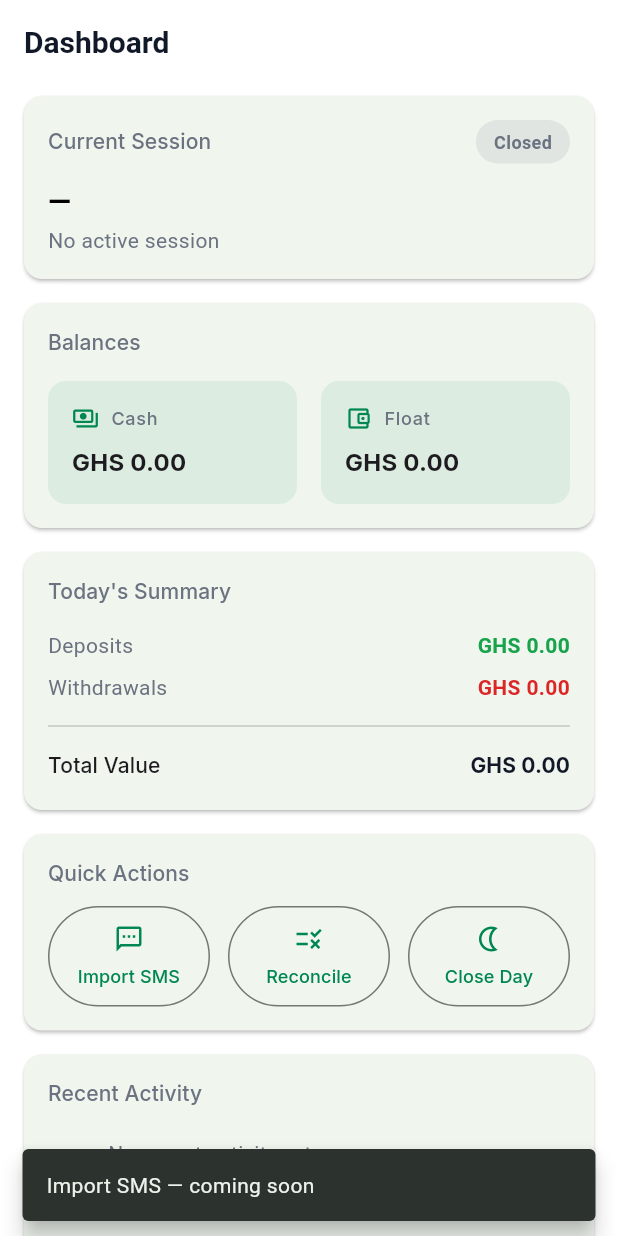
After one commit to Emmanuel-Darko/floatwise-mobile, a Flutter app: the DashboardScreen screen opened by its route, after a tap on "Import SMS", on a phone screen of 412 x 824 dp. The commit adds this screen. Run offline on Flutter 3.47's test engine with Material 3 defaults, Android fonts, the phone set to English and light mode, and no system bars; our stand-ins replace drift, flex_color_scheme, flutter_riverpod, flutter_secure_storage, gap, go_router and 3 more; accounts and stored records are empty; generated files the repository leaves out were written again.

Commit message:
feat(dashboard): scaffold dashboard layout and controller

```diff
--- a/lib/app/router/app_router.dart
+++ b/lib/app/router/app_router.dart
@@ -1,7 +1,7 @@
 import 'package:flutter_riverpod/flutter_riverpod.dart';
 import 'package:go_router/go_router.dart';
 
-import '../../features/dashboard/presentation/pages/dashboard_page.dart';
+import '../../features/dashboard/presentation/screens/dashboard_screen.dart';
 import '../../features/setup/presentation/screens/setup_wizard_screen.dart';
 import '../../features/welcome/presentation/pages/welcome_page.dart';
 import '../../features/settings/presentation/providers/app_config_repository_provider.dart';
@@ -33,7 +33,7 @@ final appRouterProvider = Provider<GoRouter>((ref) {
       ),
       GoRoute(
         path: '/dashboard',
-        builder: (context, state) => const DashboardPage(),
+        builder: (context, state) => const DashboardScreen(),
       ),
       GoRoute(
         path: '/setup',
--- /dev/null
+++ b/lib/features/dashboard/presentation/controllers/dashboard_controller.dart
@@ -0,0 +1,84 @@
+import 'package:flutter_riverpod/flutter_riverpod.dart';
+
+import '../../../branch/domain/entities/branch_entity.dart';
+import '../../../business/domain/entities/business_entity.dart';
+import '../../../daily_session/domain/entities/daily_session_entity.dart';
+import '../../../settings/presentation/providers/app_config_repository_provider.dart';
+import '../../../till/domain/entities/till_entity.dart';
+import '../../../branch/presentation/providers/branch_repository_provider.dart';
+import '../../../business/presentation/providers/business_repository_provider.dart';
+import '../../../daily_session/presentation/providers/daily_session_repository_provider.dart';
+import '../../../till/presentation/providers/till_repository_provider.dart';
+
+class DashboardState {
+  const DashboardState({
+    this.business,
+    this.branch,
+    this.till,
+    this.session,
+    this.deposits = 0,
+    this.withdrawals = 0,
+    this.totalValue = 0,
+  });
+
+  final BusinessEntity? business;
+  final BranchEntity? branch;
+  final TillEntity? till;
+  final DailySessionEntity? session;
+
+  final double deposits;
+  final double withdrawals;
+  final double totalValue;
+}
+
+class DashboardController extends AsyncNotifier<DashboardState> {
+  @override
+  Future<DashboardState> build() async {
+    final appConfigRepository =
+        await ref.watch(appConfigRepositoryProvider.future);
+    final config = await appConfigRepository.getConfig();
+
+    final businessId = config.currentBusinessId;
+    final branchId = config.currentBranchId;
+    final tillId = config.currentTillId;
+
+    BusinessEntity? business;
+    if (businessId != null) {
+      business = await ref.watch(businessRepositoryProvider).getById(businessId);
+    }
+
+    BranchEntity? branch;
+    if (business != null && branchId != null) {
+      final branches =
+          await ref.watch(branchRepositoryProvider).getBusinessBranches(
+                business.id,
+              );
+      for (final candidate in branches) {
+        if (candidate.id == branchId) {
+          branch = candidate;
+          break;
+        }
+      }
+    }
+
+    TillEntity? till;
+    if (tillId != null) {
+      till = await ref.watch(tillRepositoryProvider).getById(tillId);
+    }
+
+    DailySessionEntity? session;
+    if (till != null) {
+      session =
+          await ref.watch(dailySessionRepositoryProvider).getActiveSession(
+                till.id,
+              );
+    }
+
+    return DashboardState(
+      business: business,
+      branch: branch,
+      till: till,
+      session: session,
+    );
+  }
+}
--- a/lib/features/dashboard/presentation/pages/dashboard_page.dart
+++ /dev/null
@@ -1,15 +0,0 @@
-import 'package:flutter/material.dart';
-
-class DashboardPage extends StatelessWidget {
-  const DashboardPage({super.key});
-
-  @override
-  Widget build(BuildContext context) {
-    return Scaffold(
-      appBar: AppBar(title: const Text('Dashboard')),
-      body: const Center(
-        child: Text('Dashboard'),
-      ),
-    );
-  }
-}
--- /dev/null
+++ b/lib/features/dashboard/presentation/providers/dashboard_controller_provider.dart
@@ -0,0 +1,8 @@
+import 'package:flutter_riverpod/flutter_riverpod.dart';
+
+import '../controllers/dashboard_controller.dart';
+
+final dashboardControllerProvider =
+    AsyncNotifierProvider<DashboardController, DashboardState>(
+  DashboardController.new,
+);
--- /dev/null
+++ b/lib/features/dashboard/presentation/screens/dashboard_screen.dart
@@ -0,0 +1,61 @@
+import 'package:flutter/material.dart';
+import 'package:flutter_riverpod/flutter_riverpod.dart';
+
+import '../../../../app/theme/app_colors.dart';
+import '../providers/dashboard_controller_provider.dart';
+import '../widgets/balance_card.dart';
+import '../widgets/dashboard_app_bar.dart';
+import '../widgets/quick_actions_card.dart';
+import '../widgets/recent_activity_card.dart';
+import '../widgets/session_card.dart';
+import '../widgets/transaction_summary_card.dart';
+
+class DashboardScreen extends ConsumerWidget {
+  const DashboardScreen({super.key});
+
+  @override
+  Widget build(BuildContext context, WidgetRef ref) {
+    final dashboardAsync = ref.watch(dashboardControllerProvider);
+
+    return Scaffold(
+      appBar: const DashboardAppBar(),
+      body: SafeArea(
+        child: dashboardAsync.when(
+          loading: () => const Center(child: CircularProgressIndicator()),
+          error: (error, stackTrace) => const Center(
+            child: Text('Failed to load dashboard.'),
+          ),
+          data: (state) => SingleChildScrollView(
+            child: Column(
+              children: [
+                SessionCard(
+                  session: state.session,
+                  tillName: state.till?.name,
+                ),
+                BalanceCard(
+                  cash: state.session?.openingCash ?? 0,
+                  floatBalance: state.session?.openingFloat ?? 0,
+                ),
+                TransactionSummaryCard(
+                  deposits: state.deposits,
+                  withdrawals: state.withdrawals,
+                  totalValue: state.totalValue,
+                ),
+                const QuickActionsCard(),
+                const RecentActivityCard(),
+                const SizedBox(height: 24),
+                Text(
+                  'FloatWise',
+                  style: Theme.of(context).textTheme.bodySmall?.copyWith(
+                        color: AppColors.textSecondary,
+                      ),
+                ),
+                const SizedBox(height: 16),
+              ],
+            ),
+          ),
+        ),
+      ),
+    );
+  }
+}
--- /dev/null
+++ b/lib/features/dashboard/presentation/widgets/balance_card.dart
@@ -0,0 +1,106 @@
+import 'package:flutter/material.dart';
+
+import '../../../../app/theme/app_colors.dart';
+import '../../../../core/utils/formatters.dart';
+
+class BalanceCard extends StatelessWidget {
+  const BalanceCard({
+    super.key,
+    required this.cash,
+    required this.floatBalance,
+  });
+
+  final double cash;
+  final double floatBalance;
+
+  @override
+  Widget build(BuildContext context) {
+    final theme = Theme.of(context);
+
+    return Card(
+      margin: const EdgeInsets.symmetric(horizontal: 16, vertical: 8),
+      child: Padding(
+        padding: const EdgeInsets.all(16),
+        child: Column(
+          crossAxisAlignment: CrossAxisAlignment.start,
+          children: [
+            Text(
+              'Balances',
+              style: theme.textTheme.labelLarge?.copyWith(
+                color: AppColors.textSecondary,
+              ),
+            ),
+            const SizedBox(height: 16),
+            Row(
+              children: [
+                Expanded(
+                  child: _BalanceItem(
+                    label: 'Cash',
+                    amount: cash,
+                    icon: Icons.payments_outlined,
+                  ),
+                ),
+                const SizedBox(width: 16),
+                Expanded(
+                  child: _BalanceItem(
+                    label: 'Float',
+                    amount: floatBalance,
+                    icon: Icons.account_balance_wallet_outlined,
+                  ),
+                ),
+              ],
+            ),
+          ],
+        ),
+      ),
+    );
+  }
+}
+
+class _BalanceItem extends StatelessWidget {
+  const _BalanceItem({
+    required this.label,
+    required this.amount,
+    required this.icon,
+  });
+
+  final String label;
+  final double amount;
+  final IconData icon;
+
+  @override
+  Widget build(BuildContext context) {
+    final theme = Theme.of(context);
+    return Container(
+      padding: const EdgeInsets.all(16),
+      decoration: BoxDecoration(
+        color: AppColors.primary.withValues(alpha: 0.08),
+        borderRadius: BorderRadius.circular(12),
+      ),
+      child: Column(
+        crossAxisAlignment: CrossAxisAlignment.start,
+        children: [
+          Row(
+            children: [
+              Icon(icon, size: 18, color: AppColors.primary),
+              const SizedBox(width: 8),
+              Text(
+                label,
+                style: theme.textTheme.labelMedium?.copyWith(
+                  color: AppColors.textSecondary,
+                ),
+              ),
+            ],
+          ),
+          const SizedBox(height: 8),
+          Text(
+            Formatters.currency(amount),
+            style: theme.textTheme.titleMedium?.copyWith(
+              fontWeight: FontWeight.w700,
+            ),
+          ),
+        ],
+      ),
+    );
+  }
+}
--- /dev/null
+++ b/lib/features/dashboard/presentation/widgets/dashboard_app_bar.dart
@@ -0,0 +1,20 @@
+import 'package:flutter/material.dart';
+
+import '../../../../app/theme/app_colors.dart';
+
+class DashboardAppBar extends StatelessWidget implements PreferredSizeWidget {
+  const DashboardAppBar({super.key});
+
+  @override
+  Size get preferredSize => const Size.fromHeight(kToolbarHeight);
+
+  @override
+  Widget build(BuildContext context) {
+    return AppBar(
+      title: const Text('Dashboard'),
+      backgroundColor: AppColors.surface,
+      foregroundColor: AppColors.textPrimary,
+      elevation: 0,
+    );
+  }
+}
--- /dev/null
+++ b/lib/features/dashboard/presentation/widgets/quick_actions_card.dart
@@ -0,0 +1,103 @@
+import 'package:flutter/material.dart';
+
+import '../../../../app/theme/app_colors.dart';
+
+class QuickActionsCard extends StatelessWidget {
+  const QuickActionsCard({super.key});
+
+  void _showComingSoon(BuildContext context, String action) {
+    ScaffoldMessenger.of(context)
+      ..hideCurrentSnackBar()
+      ..showSnackBar(
+        SnackBar(
+          content: Text('$action — coming soon'),
+          behavior: SnackBarBehavior.floating,
+        ),
+      );
+  }
+
+  @override
+  Widget build(BuildContext context) {
+    final theme = Theme.of(context);
+
+    return Card(
+      margin: const EdgeInsets.symmetric(horizontal: 16, vertical: 8),
+      child: Padding(
+        padding: const EdgeInsets.all(16),
+        child: Column(
+          crossAxisAlignment: CrossAxisAlignment.start,
+          children: [
+            Text(
+              'Quick Actions',
+              style: theme.textTheme.labelLarge?.copyWith(
+                color: AppColors.textSecondary,
+              ),
+            ),
+            const SizedBox(height: 12),
+            Row(
+              children: [
+                Expanded(
+                  child: _ActionButton(
+                    icon: Icons.sms_outlined,
+                    label: 'Import SMS',
+                    onPressed: () => _showComingSoon(context, 'Import SMS'),
+                  ),
+                ),
+                const SizedBox(width: 12),
+                Expanded(
+                  child: _ActionButton(
+                    icon: Icons.rule_outlined,
+                    label: 'Reconcile',
+                    onPressed: () => _showComingSoon(context, 'Reconcile'),
+                  ),
+                ),
+                const SizedBox(width: 12),
+                Expanded(
+                  child: _ActionButton(
+                    icon: Icons.nightlight_outlined,
+                    label: 'Close Day',
+                    onPressed: () => _showComingSoon(context, 'Close Day'),
+                  ),
+                ),
+              ],
+            ),
+          ],
+        ),
+      ),
+    );
+  }
+}
+
+class _ActionButton extends StatelessWidget {
+  const _ActionButton({
+    required this.icon,
+    required this.label,
+    required this.onPressed,
+  });
+
+  final IconData icon;
+  final String label;
+  final VoidCallback onPressed;
+
+  @override
+  Widget build(BuildContext context) {
+    return OutlinedButton(
+      onPressed: onPressed,
+      style: OutlinedButton.styleFrom(
+        padding: const EdgeInsets.symmetric(vertical: 12),
+      ),
+      child: Column(
+        mainAxisSize: MainAxisSize.min,
+        children: [
+          Icon(icon, size: 20, color: AppColors.primary),
+          const SizedBox(height: 6),
+          Text(
+            label,
+            style: const TextStyle(fontSize: 12),
+            textAlign: TextAlign.center,
+          ),
+        ],
+      ),
+    );
+  }
+}
--- /dev/null
+++ b/lib/features/dashboard/presentation/widgets/recent_activity_card.dart
@@ -0,0 +1,47 @@
+import 'package:flutter/material.dart';
+
+import '../../../../app/theme/app_colors.dart';
+
+class RecentActivityCard extends StatelessWidget {
+  const RecentActivityCard({super.key});
+
+  @override
+  Widget build(BuildContext context) {
+    final theme = Theme.of(context);
+
+    return Card(
+      margin: const EdgeInsets.symmetric(horizontal: 16, vertical: 8),
+      child: Padding(
+        padding: const EdgeInsets.all(16),
+        child: Column(
+          crossAxisAlignment: CrossAxisAlignment.start,
+          children: [
+            Text(
+              'Recent Activity',
+              style: theme.textTheme.labelLarge?.copyWith(
+                color: AppColors.textSecondary,
+              ),
+            ),
+            const SizedBox(height: 12),
+            ListTile(
+              contentPadding: EdgeInsets.zero,
+              leading: const Icon(
+                Icons.history,
+                color: AppColors.textSecondary,
+              ),
+              title: Text(
+                'No recent activity yet',
+                style: theme.textTheme.bodyMedium?.copyWith(
+                  color: AppColors.textSecondary,
+                ),
+              ),
+              subtitle: const Text(
+                'Transactions will appear here once you import SMS.',
+              ),
+            ),
+          ],
+        ),
+      ),
+    );
+  }
+}
--- /dev/null
+++ b/lib/features/dashboard/presentation/widgets/session_card.dart
@@ -0,0 +1,90 @@
+import 'package:flutter/material.dart';
+
+import '../../../../app/theme/app_colors.dart';
+import '../../../../core/utils/formatters.dart';
+import '../../../daily_session/domain/entities/daily_session_entity.dart';
+
+class SessionCard extends StatelessWidget {
+  const SessionCard({
+    super.key,
+    required this.session,
+    required this.tillName,
+  });
+
+  final DailySessionEntity? session;
+  final String? tillName;
+
+  @override
+  Widget build(BuildContext context) {
+    final theme = Theme.of(context);
+    final active = session != null && session!.status == SessionStatus.open;
+
+    return Card(
+      margin: const EdgeInsets.symmetric(horizontal: 16, vertical: 8),
+      child: Padding(
+        padding: const EdgeInsets.all(16),
+        child: Column(
+          crossAxisAlignment: CrossAxisAlignment.start,
+          children: [
+            Row(
+              mainAxisAlignment: MainAxisAlignment.spaceBetween,
+              children: [
+                Text(
+                  'Current Session',
+                  style: theme.textTheme.labelLarge?.copyWith(
+                    color: AppColors.textSecondary,
+                  ),
+                ),
+                _StatusChip(
+                  label: active ? 'Open' : 'Closed',
+                  active: active,
+                ),
+              ],
+            ),
+            const SizedBox(height: 12),
+            Text(
+              tillName ?? '—',
+              style: theme.textTheme.titleLarge,
+            ),
+            const SizedBox(height: 4),
+            Text(
+              session != null
+                  ? 'Opened ${Formatters.time(session!.openedAt)}'
+                  : 'No active session',
+              style: theme.textTheme.bodyMedium?.copyWith(
+                color: AppColors.textSecondary,
+              ),
+            ),
+          ],
+        ),
+      ),
+    );
+  }
+}
+
+class _StatusChip extends StatelessWidget {
+  const _StatusChip({required this.label, required this.active});
+
+  final String label;
+  final bool active;
+
+  @override
+  Widget build(BuildContext context) {
+    final color = active ? AppColors.success : AppColors.textSecondary;
+    return Container(
+      padding: const EdgeInsets.symmetric(horizontal: 12, vertical: 6),
+      decoration: BoxDecoration(
+        color: color.withValues(alpha: 0.12),
+        borderRadius: BorderRadius.circular(999),
+      ),
+      child: Text(
+        label,
+        style: TextStyle(
+          color: color,
+          fontWeight: FontWeight.w600,
+          fontSize: 12,
+        ),
+      ),
+    );
+  }
+}
--- /dev/null
+++ b/lib/features/dashboard/presentation/widgets/transaction_summary_card.dart
@@ -0,0 +1,101 @@
+import 'package:flutter/material.dart';
+
+import '../../../../app/theme/app_colors.dart';
+import '../../../../core/utils/formatters.dart';
+
+class TransactionSummaryCard extends StatelessWidget {
+  const TransactionSummaryCard({
+    super.key,
+    required this.deposits,
+    required this.withdrawals,
+    required this.totalValue,
+  });
+
+  final double deposits;
+  final double withdrawals;
+  final double totalValue;
+
+  @override
+  Widget build(BuildContext context) {
+    final theme = Theme.of(context);
+
+    return Card(
+      margin: const EdgeInsets.symmetric(horizontal: 16, vertical: 8),
+      child: Padding(
+        padding: const EdgeInsets.all(16),
+        child: Column(
+          crossAxisAlignment: CrossAxisAlignment.start,
+          children: [
+            Text(
+              "Today's Summary",
+              style: theme.textTheme.labelLarge?.copyWith(
+                color: AppColors.textSecondary,
+              ),
+            ),
+            const SizedBox(height: 12),
+            _SummaryRow(
+              label: 'Deposits',
+              amount: deposits,
+              color: AppColors.success,
+            ),
+            _SummaryRow(
+              label: 'Withdrawals',
+              amount: withdrawals,
+              color: AppColors.error,
+            ),
+            const Divider(height: 24),
+            _SummaryRow(
+              label: 'Total Value',
+              amount: totalValue,
+              color: AppColors.textPrimary,
+              emphasized: true,
+            ),
+          ],
+        ),
+      ),
+    );
+  }
+}
+
+class _SummaryRow extends StatelessWidget {
+  const _SummaryRow({
+    required this.label,
+    required this.amount,
+    required this.color,
+    this.emphasized = false,
+  });
+
+  final String label;
+  final double amount;
+  final Color color;
+  final bool emphasized;
+
+  @override
+  Widget build(BuildContext context) {
+    final theme = Theme.of(context);
+    return Padding(
+      padding: const EdgeInsets.symmetric(vertical: 4),
+      child: Row(
+        mainAxisAlignment: MainAxisAlignment.spaceBetween,
+        children: [
+          Text(
+            label,
+            style: emphasized
+                ? theme.textTheme.titleSmall
+                : theme.textTheme.bodyMedium?.copyWith(
+                    color: AppColors.textSecondary,
+                  ),
+          ),
+          Text(
+            Formatters.currency(amount),
+            style: (emphasized ? theme.textTheme.titleSmall : theme.textTheme.bodyMedium)
+                ?.copyWith(
+              color: color,
+              fontWeight: emphasized ? FontWeight.w700 : FontWeight.w600,
+            ),
+          ),
+        ],
+      ),
+    );
+  }
+}
```
